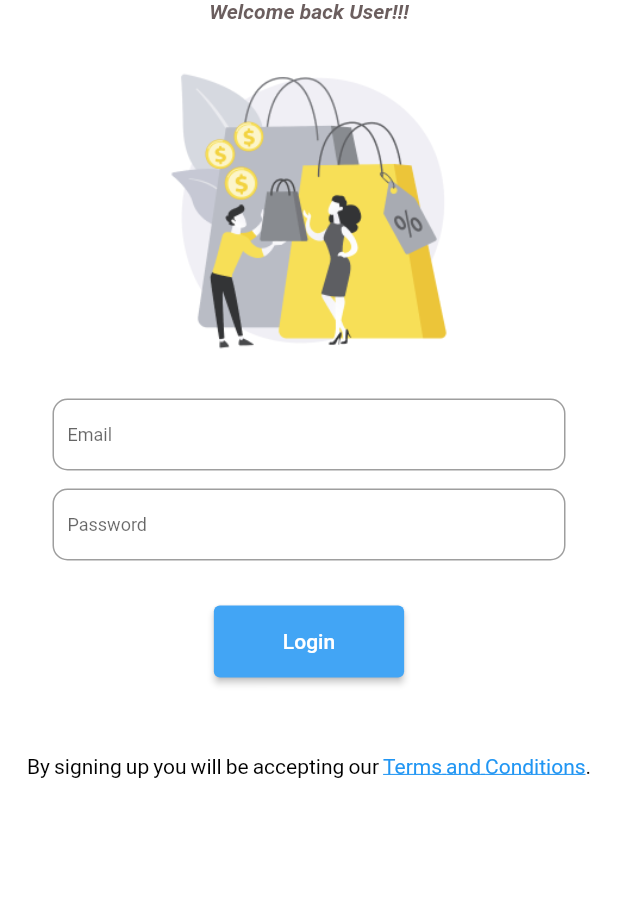
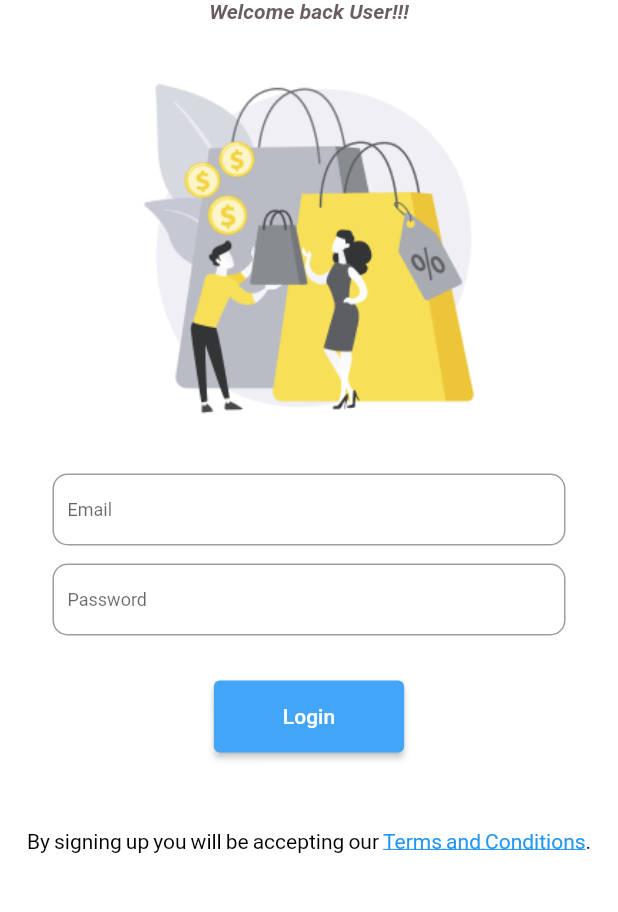
Before and after one commit to aakritip15/E_commerce, a Flutter app: the screen it shows after launch, after a tap on "Sign in", on a phone screen of 412 x 824 dp, the part 233-1145 px from its top. Run offline on Flutter 3.47's test engine with Material 2 defaults, Android fonts, the light colour scheme and no system bars; our stand-ins replace cloud_firestore, feather_icons, firebase_auth, firebase_core, firebase_storage, google_fonts and 2 more; missing offline and left inert: cross_file_image; accounts and stored records are empty; network calls fail.

Commit message:
Login Ui corrected

```diff
--- a/lib/Screens/login.dart
+++ b/lib/Screens/login.dart
@@ -114,13 +114,9 @@ class _LoginState extends State<Login> {
                 ),
               ),
               SizedBox(
-                height: 250,
+                height: 300,
                 width: 350,
-                child: Expanded(
-                  child: Image(
-                    image: AssetImage("images/images/Login.png"),
-                  ),
-                ),
+                child: Image(image: AssetImage("images/images/Login.png")),
               ),
               Container(
                 padding: const EdgeInsets.symmetric(horizontal: 25.0),
```
